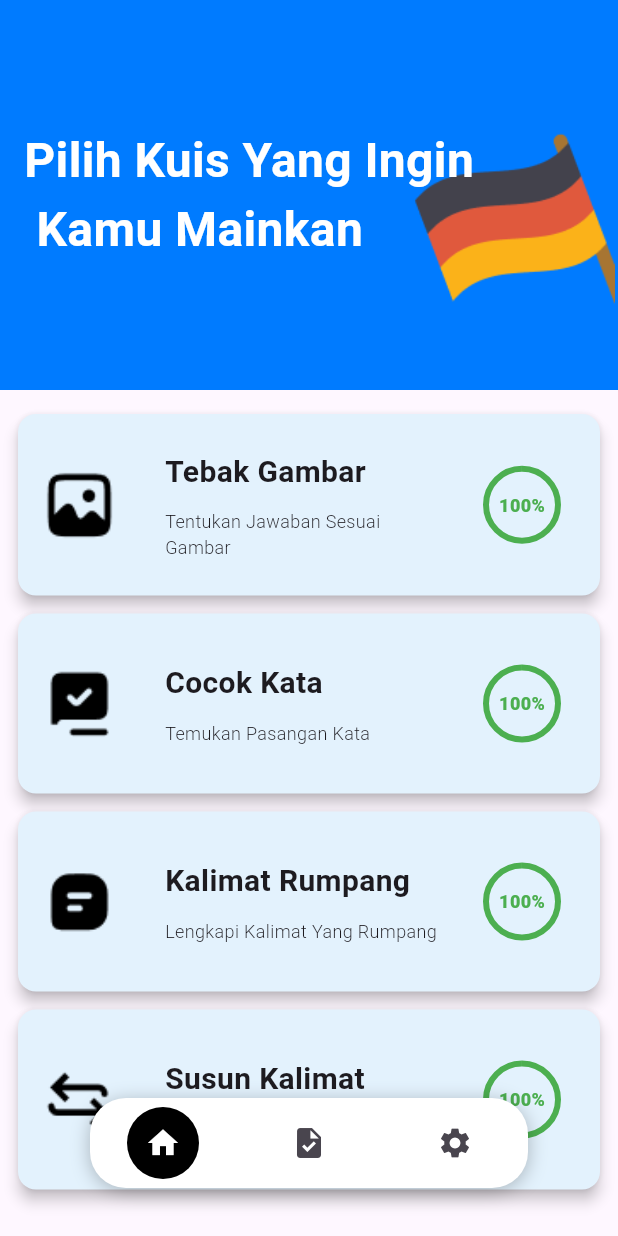
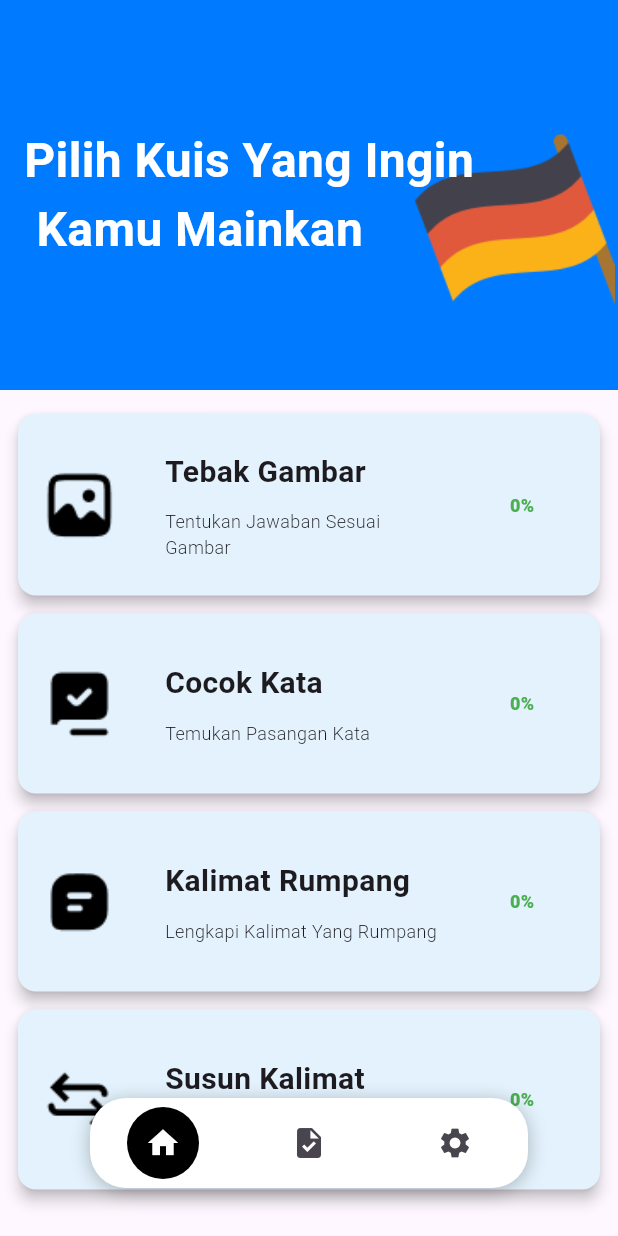
Before and after one commit to AvanFabian/DenkMeister-Apps, a Flutter app: the screen it shows after launch, after a tap on "Lanjut", on a phone screen of 412 x 824 dp. Run offline on Flutter 3.47's test engine with Material 3 defaults, Android fonts, the phone set to English and light mode, and no system bars; our stand-ins replace carousel_slider, shared_preferences.

Commit message:
refactor: not done yet, logic for circular progress count

```diff
--- a/assets/utils/kalimatrumpang_quiz.json
+++ b/assets/utils/kalimatrumpang_quiz.json
@@ -1,24 +1,28 @@
 [
     {
       "level": 1,
+      "difficulty": "Tingkat A1",
       "question": "Kannst du mir bitte ______?",
       "options": ["Helfen", "Schreiben", "Sein", "Studieren"],
       "correctAnswer": "Helfen"
     },
     {
       "level": 1,
+      "difficulty": "Tingkat A1",
       "question": "Ich _______ ein Buch.",
       "options": ["lesen", "schreiben", "spielen", "malen"],
       "correctAnswer": "lese"
     },
     {
       "level": 2,
+      "difficulty": "Tingkat A1",
       "question": "Tchüss, _______!",
       "options": ["Mutter", "Vater", "Freund", "Lehrer"],
       "correctAnswer": "Freund"
     },
     {
       "level": 3,
+      "difficulty": "Tingkat A1",
       "question": "Ich _______ ein Auto.",
       "options": ["fahren", "gehen", "laufen", "spielen"],
       "correctAnswer": "fahre"
--- a/assets/utils/susunkalimat_quiz.json
+++ b/assets/utils/susunkalimat_quiz.json
@@ -1,6 +1,7 @@
 [
     {
       "level": 1,
+      "difficulty": "Tingkat A1",
       "question": "______  ______  ______  ______",
       "options": ["Essen", "Das", "Lecker", "ist"],
       "correctOrder": ["Das", "Essen", "ist", "Lecker"],
@@ -8,6 +9,7 @@
     },
     {
       "level": 1,
+      "difficulty": "Tingkat A1",
       "question": "______  ______  ______  ______",
       "options": ["Hund", "Der", "ist", "schnell"],
       "correctOrder": ["Der", "Hund", "ist", "schnell"],
@@ -15,6 +17,7 @@
     },
     {
       "level": 2,
+      "difficulty": "Tingkat A1",
       "question": "______  ______  ______  ______",
       "options": ["Katze", "Die", "ist", "süß"],
       "correctOrder": ["Die", "Katze", "ist", "süß"],
@@ -22,6 +25,7 @@
     },
     {
       "level": 2,
+      "difficulty": "Tingkat A1",
       "question": "______  ______  ______  ______",
       "options": ["Auto", "Das", "ist", "rot"],
       "correctOrder": ["Das", "Auto", "ist", "rot"],
@@ -29,6 +33,7 @@
     },
     {
       "level": 3,
+      "difficulty": "Tingkat A1",
       "question": "______  ______  ______  ______",
       "options": ["Haus", "Das", "ist", "groß"],
       "correctOrder": ["Das", "Haus", "ist", "groß"],
--- a/assets/utils/tebakgambar_quiz.json
+++ b/assets/utils/tebakgambar_quiz.json
@@ -1,18 +1,21 @@
 [
     {
       "level": 1,
+      "difficulty": "Tingkat A1",
       "question": "assets/quiz/Cat.png",
       "options": ["der Hund", "der Stuhl", "das Buch", "die Katze"],
       "correctAnswer": "der Hund"
     },
     {
       "level": 1,
+      "difficulty": "Tingkat A1",
       "question": "assets/quiz/Deer.png",
       "options": ["der Bruder", "der Howerl", "das Diazz", "die Youmaker"],
       "correctAnswer": "der Bruder"
     },
     {
       "level": 2,
+      "difficulty": "Tingkat A1",
       "question": "assets/quiz/Panda.png",
       "options": ["der Mazab", "der Hangimun", "das Dimana Ahja", "die Or Live"],
       "correctAnswer": "der Mazab"
--- a/lib/kalimat_rumpang.dart
+++ b/lib/kalimat_rumpang.dart
@@ -5,8 +5,10 @@ import 'package:tebak_gambar/models/questionmodel.dart';
 
 class KalimatRumpang extends StatefulWidget {
   final String currentlevel;
+  final Function(int) onProgressUpdate; // Add this line
+  final String difficulty;
 
-  const KalimatRumpang({super.key, required this.currentlevel});
+  const KalimatRumpang({super.key, required this.currentlevel, required this.onProgressUpdate, required this.difficulty});
 
   @override
   _KalimatRumpangState createState() => _KalimatRumpangState();
@@ -23,7 +25,7 @@ class _KalimatRumpangState extends State<KalimatRumpang> {
       setState(() {
         // Filter questions based on the level from widget.currentLevel
         _questions = questions
-            .where((q) => q.level == int.parse(widget.currentlevel))
+            .where((q) => q.level == int.parse(widget.currentlevel) && q.difficulty == widget.difficulty)
             .toList();
       });
     });
--- a/lib/main.dart
+++ b/lib/main.dart
@@ -1,8 +1,15 @@
 import 'package:flutter/material.dart';
+import 'package:provider/provider.dart';
+import 'package:tebak_gambar/progressprovider.dart';
 import 'splash.dart'; // Import the SplashScreen
 
 void main() {
-  runApp(const MyApp());
+  runApp(
+    ChangeNotifierProvider(
+      create: (context) => ProgressProvider(),
+      child: const MyApp(),
+    ),
+  );
 }
 
 class MyApp extends StatelessWidget {
--- a/lib/models/questionmodel.dart
+++ b/lib/models/questionmodel.dart
@@ -1,6 +1,7 @@
 
 class Question {
   final int level;
+  final String difficulty;
   final String question;
   final List<String> options;
   final String? correctAnswer; // untuk tipe soal yang membutuhkan jawaban benar
@@ -9,6 +10,7 @@ class Question {
 
   Question({
     required this.level,
+    required this.difficulty,
     required this.question,
     required this.options,
     this.correctAnswer,
@@ -19,6 +21,7 @@ class Question {
   factory Question.fromJson(Map<String, dynamic> json) {
     return Question(
       level: json['level'],
+      difficulty: json['difficulty'],
       question: json['question'],
       options: List<String>.from(json['options']),
       correctAnswer: json['correctAnswer'],
--- a/lib/quiz_home.dart
+++ b/lib/quiz_home.dart
@@ -1,10 +1,89 @@
+// ignore_for_file: prefer_const_constructors
+
 import 'package:flutter/material.dart';
+import 'package:tebak_gambar/quizprogressmanager.dart';
 import 'package:tebak_gambar/tingkat_kesulitan.dart';
 import 'package:tebak_gambar/library.dart';
 import 'package:tebak_gambar/settings.dart';
+import 'dart:convert';
+import 'package:flutter/services.dart';
 
-class Quizdashboard extends StatelessWidget {
+class QuizDataLoader {
+  static Future<int> getTotalQuestions(String jsonFilePath) async {
+    final String response = await rootBundle.loadString(jsonFilePath);
+    final List<dynamic> data = json.decode(response);
+    return data.length;
+  }
+}
+
+class Quizdashboard extends StatefulWidget {
   const Quizdashboard({super.key});
+
+  @override
+  _QuizdashboardState createState() => _QuizdashboardState();
+}
+
+class _QuizdashboardState extends State<Quizdashboard> {
+  // Assuming you have these values for each quiz
+  int _answeredCount = 0;
+  int _totalQuestions = 0; // Total number of all questions dynamically set
+  double _progressValue = 0.0; // Progress value for the CircularProgressIndicator
+  int _percentage = 0; // Displayed percentage
+
+  @override
+  void initState() {
+    super.initState();
+    _loadTotalQuestions();
+    _loadProgress();
+  }
+
+  Future<void> _loadTotalQuestions() async {
+    try {
+      // Load total questions for each quiz type
+      final int tebakGambarCount = await _getQuestionCount('assets/utils/tebakgambar_quiz.json');
+      final int cocokKataCount = await _getQuestionCount('assets/utils/cocokkata_quiz.json');
+      final int kalimatRumpangCount = await _getQuestionCount('assets/utils/kalimatrumpang_quiz.json');
+      final int susunKalimatCount = await _getQuestionCount('assets/utils/susunkalimat_quiz.json');
+
+      setState(() {
+        // Update _totalQuestions based on the sum of all quizzes
+        _totalQuestions = tebakGambarCount + cocokKataCount + kalimatRumpangCount + susunKalimatCount;
+        _updateProgress(); // Update progress once total questions are loaded
+        print('Total questions: $_totalQuestions');
+
+        // Optionally update individual progress trackers here
+      });
+    } catch (e) {
+      print("Error loading question counts: $e");
+    }
+  }
+
+  Future<int> _getQuestionCount(String jsonFilePath) async {
+    final String response = await rootBundle.loadString(jsonFilePath);
+    final List<dynamic> data = json.decode(response);
+    return data.length;
+  }
+
+  // shared function to update progress for each quiz
+  Future<void> _loadProgress() async {
+    int savedCount = await QuizProgressManager.getAnsweredQuestions();
+    setState(() {
+      _answeredCount = savedCount;
+      _updateProgress(); // Update progress once answered questions are loaded
+    });
+  }
+
+  void _updateProgress() {
+    if (_totalQuestions > 0) {
+      _progressValue = _answeredCount / _totalQuestions; // Progress value for CircularProgressIndicator
+      print('Progress value: $_progressValue');
+      print('Answered questions: $_answeredCount');
+      _percentage = (_progressValue * 100).toInt(); // Percentage value
+    } else {
+      _progressValue = 0.0;
+      _percentage = 0;
+    }
+  }
 
   @override
   Widget build(BuildContext context) {
@@ -37,7 +116,6 @@ class Quizdashboard extends StatelessWidget {
                           'assets/german-flag.png', // Replace with your local image path
                           width: 140.0,
                           height: 240.0,
-                          // fit: BoxFit.cover,
                         ),
                       ),
                       // Text positioned on the left
@@ -128,24 +206,24 @@ class Quizdashboard extends StatelessWidget {
                                       ),
                                     ),
                                     const SizedBox(width: 16.0), // Horizontal gap
-                                    const SizedBox(
+                                    SizedBox(
                                       width: 72.0,
                                       height: 72.0,
                                       child: Stack(
-                                        alignment: Alignment.center, // Center all children within the Stack
+                                        alignment: Alignment.center,
                                         children: <Widget>[
                                           SizedBox(
                                             width: 48.0, // Increased width
                                             height: 48.0, // Increased height
                                             child: CircularProgressIndicator(
-                                              value: 1, // Example progress value
+                                              value: _progressValue, // Dynamically updated progress value
                                               strokeWidth: 4.0,
-                                              valueColor: AlwaysStoppedAnimation<Color>(Colors.green),
+                                              valueColor: const AlwaysStoppedAnimation<Color>(Colors.green),
                                             ),
                                           ),
                                           Center(
                                             child: Text(
-                                              '100%', // Example percentage text
+                                              '$_percentage%', // Dynamically updated percentage
                                               style: TextStyle(fontSize: 12.0, fontWeight: FontWeight.w900, color: Colors.green),
                                             ),
                                           ),
--- /dev/null
+++ b/lib/quizprogressmanager.dart
@@ -0,0 +1,20 @@
+import 'package:shared_preferences/shared_preferences.dart';
+
+class QuizProgressManager {
+  static const String _answeredQuestionsKey = 'answered_questions';
+
+  static Future<int> getAnsweredQuestions() async {
+    final prefs = await SharedPreferences.getInstance();
+    return prefs.getInt(_answeredQuestionsKey) ?? 0; // Default to 0 if no value saved
+  }
+
+  static Future<void> saveAnsweredQuestions(int count) async {
+    final prefs = await SharedPreferences.getInstance();
+    await prefs.setInt(_answeredQuestionsKey, count);
+  }
+
+  static Future<void> resetAnsweredQuestions() async {
+    final prefs = await SharedPreferences.getInstance();
+    await prefs.remove(_answeredQuestionsKey);
+  }
+}
--- a/lib/susun_kalimat.dart
+++ b/lib/susun_kalimat.dart
@@ -4,8 +4,10 @@ import 'package:flutter/services.dart' show rootBundle;
 
 class SusunKalimat extends StatefulWidget {
   final String currentlevel;
+  final Function(int) onProgressUpdate; // Add this line
+  final String difficulty;
 
-  const SusunKalimat({super.key, required this.currentlevel});
+  const SusunKalimat({super.key, required this.currentlevel, required this.onProgressUpdate, required this.difficulty});
 
   @override
   _SusunKalimatState createState() => _SusunKalimatState();
@@ -23,7 +25,7 @@ class _SusunKalimatState extends State<SusunKalimat> {
     super.initState();
     loadQuestions().then((questions) {
       setState(() {
-        _questions = questions.where((q) => q['level'] == int.parse(widget.currentlevel)).toList();
+        _questions = questions.where((q) => q['level'] == int.parse(widget.currentlevel) && q['difficulty'] == widget.difficulty).toList();
       });
     });
   }
--- a/lib/tebak_gambar.dart
+++ b/lib/tebak_gambar.dart
@@ -5,8 +5,10 @@ import 'package:tebak_gambar/models/questionmodel.dart';
 
 class TebakGambar extends StatefulWidget {
   final String currentlevel;
+  final Function(int) onProgressUpdate; // Add this line
+  final String difficulty;
 
-  const TebakGambar({super.key, required this.currentlevel});
+  const TebakGambar({super.key, required this.currentlevel, required this.onProgressUpdate, required this.difficulty});
   @override
   _TebakGambarState createState() => _TebakGambarState();
 }
@@ -22,7 +24,7 @@ class _TebakGambarState extends State<TebakGambar> {
       setState(() {
         // Filter questions based on the level from widget.currentlevel
         _questions = questions
-            .where((q) => q.level == int.parse(widget.currentlevel))
+            .where((q) => q.level == int.parse(widget.currentlevel) && q.difficulty == widget.difficulty)
             .toList();
       });
     });
--- a/pubspec.yaml
+++ b/pubspec.yaml
@@ -36,6 +36,8 @@ dependencies:
   # Use with the CupertinoIcons class for iOS style icons.
   cupertino_icons: ^1.0.8
   carousel_slider: ^5.0.0
+  provider: ^6.1.2
+  shared_preferences: ^2.3.3
 
 dev_dependencies:
   flutter_test:
```
Also changed, not shown: assets/utils/cocokkata_quiz.json (+19 -0 lines), assets/utils/questions.json (deleted, +0 -38 lines), lib/cocok_kata.dart (+22 -13 lines), lib/progressprovider.dart (added, +13 -0 lines), lib/quizlevelling.dart (renamed from lib/quizlevelling_a2.dart, +33 -23 lines), lib/quizlevelling_a1.dart (deleted, +0 -118 lines), lib/quizlevelling_b1.dart (deleted, +0 -118 lines), lib/tingkat_kesulitan.dart (+4 -6 lines), pubspec.lock, 1 other file.
